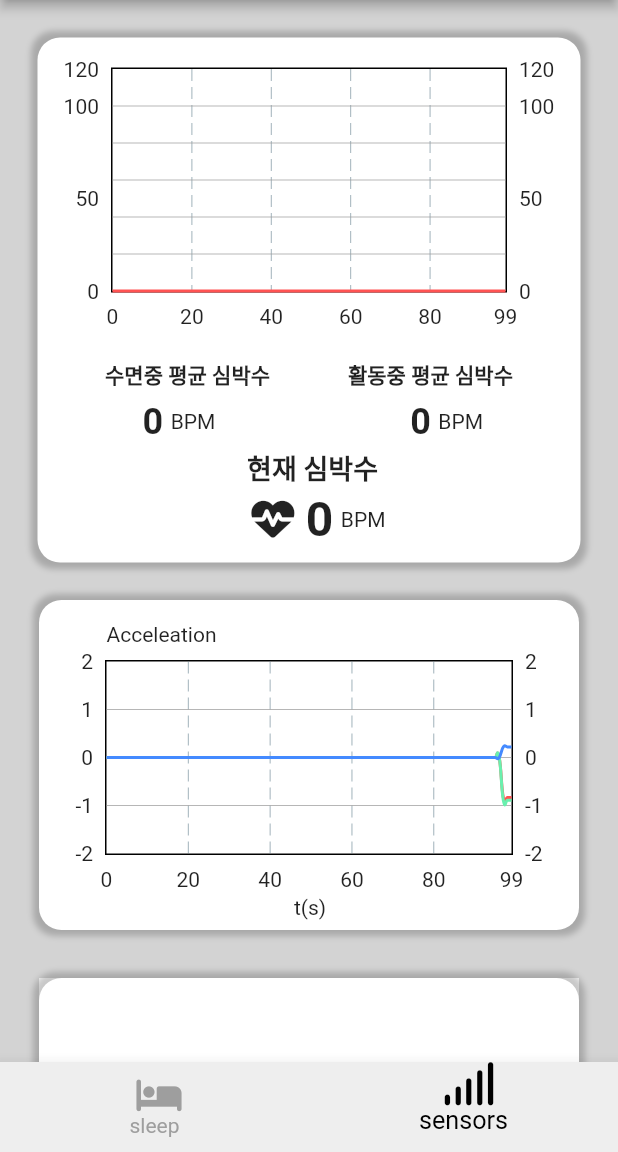
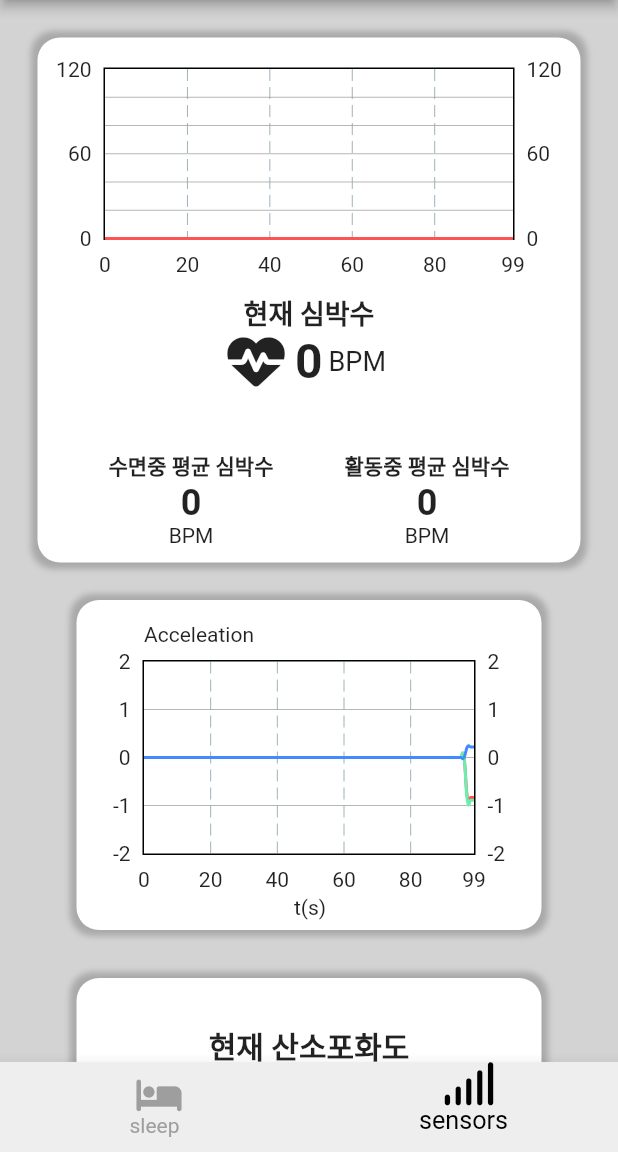
Before and after one commit to CreatorSean/JalJaYo_Client, a Flutter app: the screen it shows after launch, swiped to page 2, on a phone screen of 412 x 824 dp, the part 84-1236 px from its top. Run offline on Flutter 3.47's test engine with Material 2 defaults, Android fonts, the phone set to English and light mode, and no system bars; drawn by our look-alikes of fl_chart, flutter_animate; our stand-ins replace flutter_blue_plus, flutter_riverpod, font_awesome_flutter, go_router.

Commit message:
yj_수정중
에뮬레이터 플립으로 바꿔서 패딩이랑 확인하면서 수정 했습니다.
심전도 데이터는 스택 말고 column으로 했어요

```diff
--- a/lib/feature/sensors/views/sensor_screen.dart
+++ b/lib/feature/sensors/views/sensor_screen.dart
@@ -48,13 +48,13 @@ class SensorScreen extends StatelessWidget {
             //const Center(heightFactor: 10, child: Text("예쁘게 만들어주세요!")),
             const SizedBox(
               height: 220,
-              width: 360,
+              width: 310,
               child: AccSensorWidget(),
             ).animate().fadeIn(duration: 1.seconds),
             Gaps.v32,
             const SizedBox(
               height: 220,
-              width: 360,
+              width: 310,
               child: OxygenSensorWidget(),
             ).animate().fadeIn(duration: 1.seconds),
           ],
--- a/lib/feature/sensors/widgets/acc_sensor_widget.dart
+++ b/lib/feature/sensors/widgets/acc_sensor_widget.dart
@@ -153,7 +153,7 @@ class _AccSensorWidgetState extends State<AccSensorWidget> {
         ),
         const Positioned(
           bottom: 7,
-          left: 170,
+          left: 145,
           child: Text("t(s)"),
         ),
       ],
--- a/lib/feature/sensors/widgets/hr_sensor_widget.dart
+++ b/lib/feature/sensors/widgets/hr_sensor_widget.dart
@@ -3,15 +3,13 @@ import 'dart:math';
 
 import 'package:fl_chart/fl_chart.dart';
 import 'package:flutter/material.dart';
-import 'package:flutter_animate/flutter_animate.dart';
 import 'package:font_awesome_flutter/font_awesome_flutter.dart';
-import 'package:jaljayo/constants/gaps.dart';
 import 'package:jaljayo/constants/sizes.dart';
 
 class HrSensorWidget extends StatefulWidget {
   const HrSensorWidget({
-    super.key,
-  });
+    Key? key,
+  }) : super(key: key);
 
   @override
   State<HrSensorWidget> createState() => _HrSensorWidgetState();
@@ -60,7 +58,7 @@ class _HrSensorWidgetState extends State<HrSensorWidget> {
 
   void initTimer() {
     _timer = Timer.periodic(
-      1.seconds,
+      const Duration(seconds: 1),
       (timer) {
         setState(() {
           _hrData.removeAt(0);
@@ -98,15 +96,14 @@ class _HrSensorWidgetState extends State<HrSensorWidget> {
             ),
           ],
         ),
-        child: Stack(
+        child: Column(
           children: [
-            Positioned(
-              left: 5,
-              right: 5,
-              top: 20,
-              bottom: 150,
+            Expanded(
+              flex: 3,
+              child: Padding(
+                padding: const EdgeInsets.only(top: 20),
                 child: LineChart(
-                duration: 0.ms,
+                  duration: const Duration(milliseconds: 0),
                   LineChartData(
                     clipData: const FlClipData.all(),
                     maxY: 120.0,
@@ -138,9 +135,9 @@ class _HrSensorWidgetState extends State<HrSensorWidget> {
                   ),
                 ),
               ),
-            const Positioned(
-              bottom: 50,
-              right: 135,
+            ),
+            const Padding(
+              padding: EdgeInsets.only(top: 5),
               child: Text(
                 "현재 심박수",
                 style: TextStyle(
@@ -149,91 +146,98 @@ class _HrSensorWidgetState extends State<HrSensorWidget> {
                 ),
               ),
             ),
-            Positioned(
-              bottom: 10,
-              right: 130,
+            Column(
+              mainAxisAlignment: MainAxisAlignment.center,
+              children: [
+                Padding(
+                  padding: const EdgeInsets.only(bottom: 10),
                   child: Row(
+                    mainAxisAlignment: MainAxisAlignment.center,
                     children: [
-                  const Icon(FontAwesomeIcons.heartPulse).animate(
-                    // 움직이는 아이콘
-                    onComplete: (controller) {
-                      controller.repeat(
-                        reverse: true,
-                        period: 200.ms,
+                      TweenAnimationBuilder<double>(
+                        tween: Tween(begin: 1, end: 1.2),
+                        duration: const Duration(milliseconds: 500),
+                        curve: Curves.easeInOut,
+                        builder: (context, value, child) {
+                          return Transform.scale(
+                            scale: value,
+                            child: child,
                           );
                         },
-                  ).scale(
-                    begin: const Offset(1, 1),
-                    end: const Offset(1.2, 1.2),
-                    duration: 500.ms,
-                    curve: Curves.easeInOut,
+                        child: const Icon(
+                          FontAwesomeIcons.heartPulse,
+                          size: Sizes.size32,
                         ),
-                  Gaps.h10,
+                      ),
+                      const SizedBox(width: 10),
                       Text(
-                    _hrData.last.round().toString(), // 실시간으로 변하는 현재 심박수
+                        _hrData.last.round().toString(),
                         style: const TextStyle(
                           fontWeight: FontWeight.bold,
                           fontSize: Sizes.size32,
                         ),
                       ),
-                  Gaps.h5,
-                  const Text("BPM"), // 단위 BPM
+                      const SizedBox(width: 4),
+                      const Text(
+                        "BPM",
+                        style: TextStyle(
+                          fontSize: Sizes.size18,
+                        ),
+                      ),
                     ],
                   ),
                 ),
-            const Positioned(
-              bottom: 115,
-              left: 45,
-              child: Text(
+              ],
+            ),
+            Padding(
+              padding: const EdgeInsets.only(top: 30),
+              child: Row(
+                mainAxisAlignment: MainAxisAlignment.spaceEvenly,
+                children: [
+                  Padding(
+                    padding: const EdgeInsets.only(bottom: 10),
+                    child: Column(
+                      children: [
+                        const Text(
                           "수면중 평균 심박수",
                           style: TextStyle(
                             fontWeight: FontWeight.w600,
                             fontSize: Sizes.size14,
                           ),
                         ),
-            ),
-            Positioned(
-              bottom: 80,
-              left: 70,
-              child: Row(
-                children: [
                         Text(
-                    _hrData.last.round().toString(), // 수면중 평균 심박수 바꾸는 부분
+                          _hrData.last.round().toString(),
                           style: const TextStyle(
                             fontWeight: FontWeight.bold,
                             fontSize: Sizes.size24,
                           ),
                         ),
-                  Gaps.h5,
                         const Text("BPM"),
                       ],
                     ),
                   ),
-            const Positioned(
-              bottom: 115,
-              right: 45,
-              child: Text(
+                  Padding(
+                    padding: const EdgeInsets.only(bottom: 10),
+                    child: Column(
+                      children: [
+                        const Text(
                           "활동중 평균 심박수",
                           style: TextStyle(
                             fontWeight: FontWeight.w600,
                             fontSize: Sizes.size14,
                           ),
                         ),
-            ),
-            Positioned(
-              bottom: 80,
-              right: 65,
-              child: Row(
-                children: [
                         Text(
-                    _hrData.last.round().toString(), // 활동중 평균 심박수 바꾸는 부분
+                          _hrData.last.round().toString(),
                           style: const TextStyle(
                             fontWeight: FontWeight.bold,
                             fontSize: Sizes.size24,
                           ),
                         ),
-                  Gaps.h5,
                         const Text("BPM"),
+                      ],
+                    ),
+                  ),
                 ],
               ),
             ),
--- a/lib/feature/sensors/widgets/oxygen_sensor_widget.dart
+++ b/lib/feature/sensors/widgets/oxygen_sensor_widget.dart
@@ -1,5 +1,10 @@
+import 'dart:async';
+import 'dart:math';
+
 import 'package:flutter/material.dart';
+import 'package:font_awesome_flutter/font_awesome_flutter.dart';
 import 'package:jaljayo/constants/gaps.dart';
+import 'package:jaljayo/constants/sizes.dart';
 
 class OxygenSensorWidget extends StatefulWidget {
   const OxygenSensorWidget({Key? key}) : super(key: key);
@@ -9,15 +14,47 @@ class OxygenSensorWidget extends StatefulWidget {
 }
 
 class _OxygenSensorState extends State<OxygenSensorWidget> {
-  double _oxygenValue = 50.0; // 초기 산소 농도
+  double _oxygenValue = 70.0; // 초기 산소 농도
+  late Timer _timer; // 타이머 변수
+
+  @override
+  void initState() {
+    super.initState();
+    startTimer(); // 타이머 시작
+  }
+
+  @override
+  void dispose() {
+    _timer.cancel(); // 타이머 취소
+    super.dispose();
+  }
+
+  void startTimer() {
+    _timer = Timer.periodic(const Duration(seconds: 5), (timer) {
+      if (mounted) {
+        // 객체가 트리에 여전히 존재하는 경우에만 setState() 호출
+        setState(() {
+          // 난수 생성 및 값 업데이트
+          final random = Random();
+          _oxygenValue = random.nextInt(31) + 70;
+        });
+      }
+    });
+  }
 
   @override
   Widget build(BuildContext context) {
     return Scaffold(
-      body: Container(
+      backgroundColor: const Color(0xffd3d3d3),
+      body: Padding(
         padding: const EdgeInsets.only(
-          top: 40,
           bottom: 20,
+        ),
+        child: Container(
+          height: 200,
+          padding: const EdgeInsets.only(
+            top: 30,
+            bottom: 10,
           ),
           decoration: BoxDecoration(
             color: Colors.white,
@@ -25,8 +62,8 @@ class _OxygenSensorState extends State<OxygenSensorWidget> {
             boxShadow: [
               BoxShadow(
                 color: Colors.black.withOpacity(0.2),
-              spreadRadius: 4,
-              blurRadius: 3,
+                spreadRadius: Sizes.size4,
+                blurRadius: Sizes.size3,
               ),
             ],
           ),
@@ -35,30 +72,42 @@ class _OxygenSensorState extends State<OxygenSensorWidget> {
               mainAxisAlignment: MainAxisAlignment.center,
               children: <Widget>[
                 const Text(
-                "현재 산소 포화도", // 1자리 소수점까지 표시
-                style: TextStyle(fontSize: 20.0),
+                  "현재 산소포화도", // 소수점 이하 자리 없이 표시
+                  style: TextStyle(
+                    fontSize: 20.0,
+                    fontWeight: FontWeight.w700,
+                  ),
+                ),
+                Gaps.v10,
+                Row(
+                  mainAxisAlignment: MainAxisAlignment.center,
+                  children: [
+                    const Icon(FontAwesomeIcons.hospital),
+                    Gaps.h8,
+                    Text(
+                      "${_oxygenValue.toStringAsFixed(0)}%", // 소수점 이하 자리 없이 표시
+                      style: const TextStyle(
+                        fontSize: 40.0,
+                        fontWeight: FontWeight.bold,
+                      ),
+                    ),
+                  ],
                 ),
                 Gaps.v20,
-              Text(
-                "${_oxygenValue.toStringAsFixed(1)}%", // 1자리 소수점까지 표시
-                style: const TextStyle(fontSize: 20.0),
-              ),
-              Slider(
+                Expanded(
+                  child: Slider(
                     thumbColor: const Color(0xff322D3F),
                     activeColor: const Color(0xffD3D3D3),
                     inactiveColor: const Color(0xffEEEEEE),
+                    value: _oxygenValue,
+                    min: 0.0, // 최소값 설정
+                    max: 100.0, // 최대값 설정
 
-                value: _oxygenValue,
-                min: 0.0,
-                max: 100.0,
-                divisions: 100, // 슬라이더 분할 수
-                onChanged: (double value) {
-                  setState(() {
-                    _oxygenValue = value;
-                  });
-                },
+                    onChanged: (double value) {},
+                  ),
                 ),
               ],
+            ),
           ),
         ),
       ),
```
Lines whose indentation alone changed are shown as unchanged.
